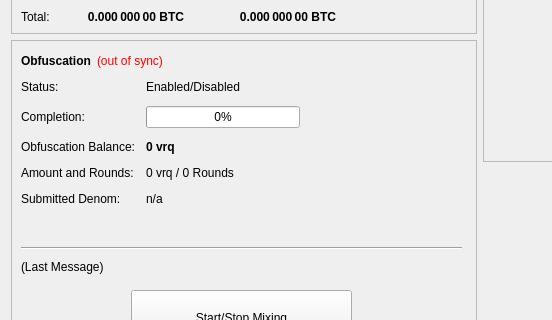
This is src/qt/forms/overviewpage.ui in PayQ/mrq as Qt 5 draws it before an edit; both pictures show x 0 to 552 and y 182 to 502 of the 960 by 615 pixel window. The edited form follows.
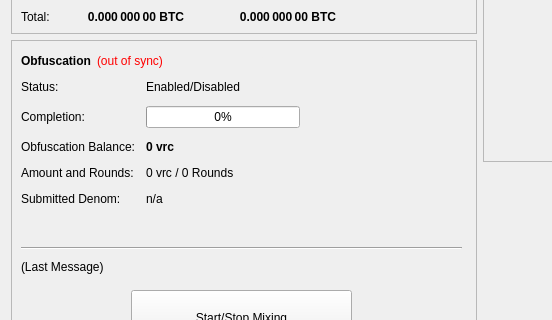
This is the edited form.

```diff
--- a/src/qt/forms/overviewpage.ui
+++ b/src/qt/forms/overviewpage.ui
@@ -474,7 +474,7 @@
               </font>
              </property>
              <property name="text">
-              <string notr="true">0 vrq</string>
+              <string notr="true">0 vrc</string>
              </property>
             </widget>
            </item>
@@ -488,7 +488,7 @@
            <item row="3" column="1">
             <widget class="QLabel" name="labelAmountRounds">
              <property name="text">
-              <string>0 vrq / 0 Rounds</string>
+              <string>0 vrc / 0 Rounds</string>
              </property>
             </widget>
            </item>
```
Left out of the diff: 6 changed lines with no effect on the pictures.
